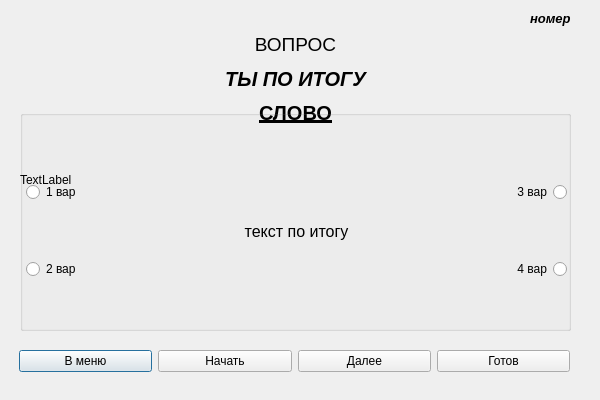
Before: the Qt Designer form Word-Flow/testuser.ui in timowka0304/Word-Flow, drawn with Qt 5.
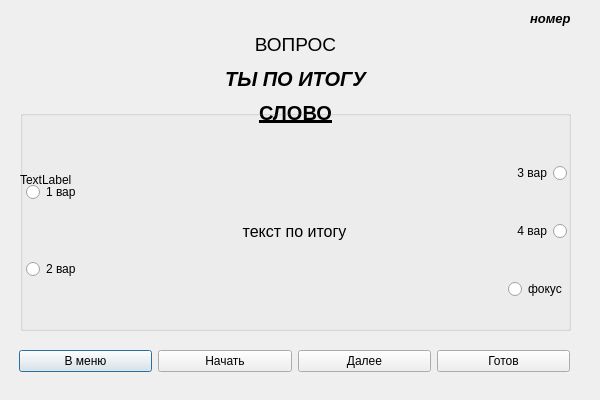
After: the same form once the commit is applied.

Commit message: Removed Focus for choosen RadioButton in Test and close show_dic before starting Test

Patch:
```diff
--- a/Word-Flow/testuser.ui
+++ b/Word-Flow/testuser.ui
@@ -251,6 +251,27 @@
          </property>
         </widget>
        </item>
+       <item>
+        <widget class="QRadioButton" name="clean_Button">
+         <property name="enabled">
+          <bool>true</bool>
+         </property>
+         <property name="font">
+          <font>
+           <strikeout>false</strikeout>
+          </font>
+         </property>
+         <property name="inputMethodHints">
+          <set>Qt::ImhNone</set>
+         </property>
+         <property name="text">
+          <string>фокус</string>
+         </property>
+         <property name="checkable">
+          <bool>true</bool>
+         </property>
+        </widget>
+       </item>
       </layout>
      </item>
     </layout>
```
The commit also changes 14 other files.
